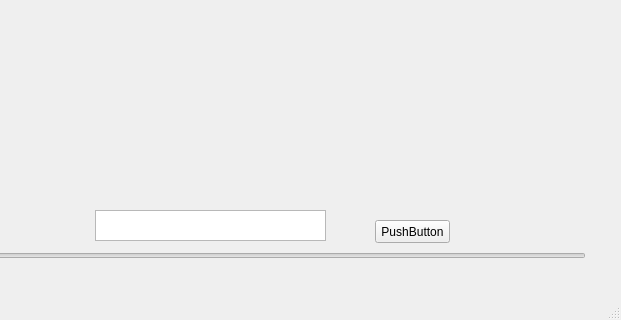
The window that MainWindow.ui (juanes10z/ENTREGABLE_3_INFO) describes before a commit, drawn with Qt 5; both pictures show x 115 to 736 and y 170 to 490 of the 736 by 490 pixel window.
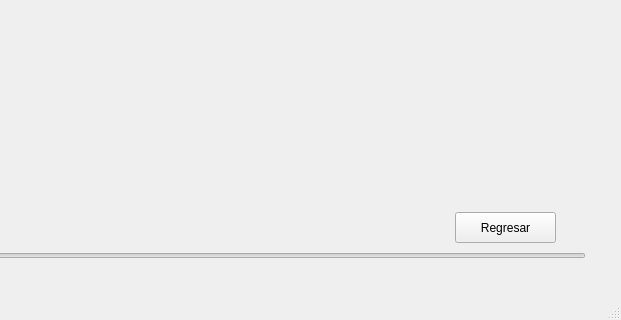
The same window after the commit.

Commit message: falta boton para ingresar carpeta

```diff
--- a/MainWindow.ui
+++ b/MainWindow.ui
@@ -40,27 +40,17 @@
      <string/>
     </property>
    </widget>
-   <widget class="QPlainTextEdit" name="plainTextEdit">
+   <widget class="QPushButton" name="Exit_button">
     <property name="geometry">
      <rect>
-      <x>210</x>
-      <y>380</y>
-      <width>231</width>
+      <x>570</x>
+      <y>382</y>
+      <width>101</width>
       <height>31</height>
      </rect>
     </property>
-   </widget>
-   <widget class="QPushButton" name="pushButton">
-    <property name="geometry">
-     <rect>
-      <x>490</x>
-      <y>390</y>
-      <width>75</width>
-      <height>23</height>
-     </rect>
-    </property>
     <property name="text">
-     <string>PushButton</string>
+     <string>Regresar</string>
     </property>
    </widget>
   </widget>
```
The commit also changes 5 other files.
